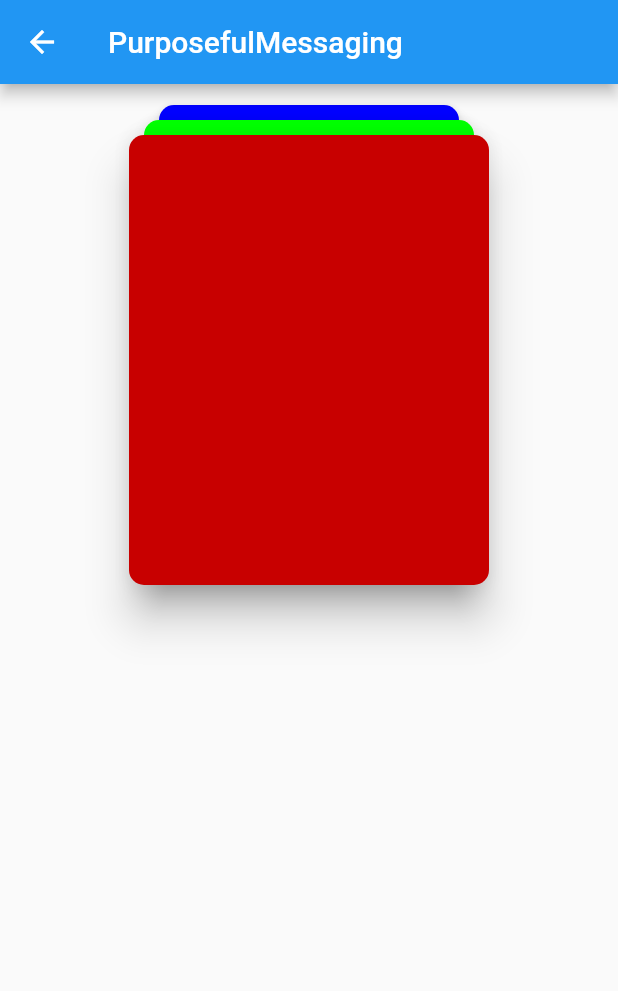
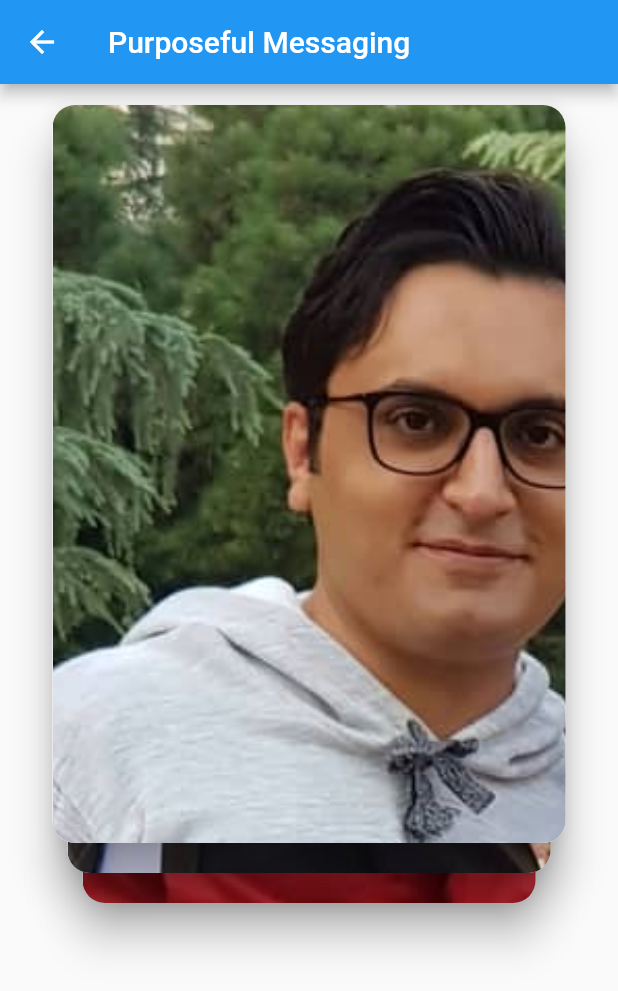
Before and after one commit to JAbozarOid/flutter-challenge-ui-profile, a Flutter app: the screen it shows after launch, on a phone screen of 412 x 824 dp. Shown: the top 991 px of the screen. Run offline on Flutter 3.47's test engine with Material 2 defaults, Android fonts, the phone set to English and light mode, and no system bars.

Commit message:
dynamic_stack_completed

```diff
--- a/lib/first/match_cards.dart
+++ b/lib/first/match_cards.dart
@@ -1,13 +1,19 @@
 class MatchCards {
-  int redColor = 0;
-  int greenColor = 0;
-  int blueColor = 0;
-  int margin = 0;
+  //int redColor = 0;
+  //int greenColor = 0;
+  //int blueColor = 0;
+  String imgStr;
+  double width;
+  double height;
+  double margin = 0;
 
-  MatchCards(int red, int green, int blue, int marginTop) {
-    this.redColor = red;
-    this.greenColor = greenColor;
-    this.blueColor = blueColor;
+  MatchCards(String imgUrl, double x, double y, double marginTop) {
+    //this.redColor = red;
+    //this.greenColor = greenColor;
+    //this.blueColor = blueColor;
+    this.imgStr = imgUrl;
+    this.width = x;
+    this.height = y;
     this.margin = marginTop;
   }
 }
--- a/lib/first/purposeful_messaging_screen.dart
+++ b/lib/first/purposeful_messaging_screen.dart
@@ -2,117 +2,105 @@ import 'package:flutter/material.dart';
 import 'package:flutter/widgets.dart';
 import 'package:profile/first/match_cards.dart';
 
-class PurposefulMessagingScreen extends StatelessWidget {
+class PurposefulMessagingScreen extends StatefulWidget {
+  @override
+  _PurposefulMessagingScreenState createState() =>
+      _PurposefulMessagingScreenState();
+}
+
+class _PurposefulMessagingScreenState extends State<PurposefulMessagingScreen> {
+  List<Widget> cardList;
+
+  void _removeCard(index) {
+    setState(() {
+      cardList.removeAt(index);
+    });
+  }
+
+  @override
+  void initState() {
+    super.initState();
+    cardList = _getMatchCards();
+  }
+
   @override
   Widget build(BuildContext context) {
+    print("the width is ${MediaQuery.of(context).size.width}");
+    print("the height is ${MediaQuery.of(context).size.height}");
     return Scaffold(
       appBar: AppBar(
         leading: Icon(Icons.arrow_back),
-        title: Text('PurposefulMessaging'),
+        title: Text('Purposeful Messaging'),
       ),
-      body: Center(
-        child: Stack(
-          alignment: Alignment.center,
-          children: <Widget>[
-            Positioned(
-              top: 10,
-              child: Card(
-                elevation: 4,
-                color: Color.fromARGB(255, 0, 0, 255),
-                shape: RoundedRectangleBorder(
-                    borderRadius: BorderRadius.circular(10)),
-                child: Container(
-                  width: 200,
-                  height: 300,
-                ),
-              ),
-            ),
-            Positioned(
-              top: 20,
-              child: Card(
-                elevation: 8,
-                color: Color.fromARGB(255, 0, 255, 0),
-                shape: RoundedRectangleBorder(
-                  borderRadius: BorderRadius.circular(10),
-                ),
-                child: Container(
-                  width: 220,
-                  height: 300,
-                ),
-              ),
-            ),
-            Positioned(
-              top: 30,
-              child: Draggable(
-                childWhenDragging: Container(),
-                feedback: Card(
-                  elevation: 12,
-                  color: Color.fromARGB(255, 200, 0, 0),
-                  shape: RoundedRectangleBorder(
-                    borderRadius: BorderRadius.circular(10),
-                  ),
-                  child: Container(
-                    width: 240,
-                    height: 300,
-                  ),
-                ),
-                child: Card(
-                  elevation: 12,
-                  color: Color.fromARGB(255, 200, 0, 0),
-                  shape: RoundedRectangleBorder(
-                    borderRadius: BorderRadius.circular(10),
-                  ),
-                  child: Container(
-                    width: 240,
-                    height: 300,
-                  ),
-                ),
-              ),
-            )
-          ],
-        ),
-      ),
+      body: Stack(alignment: Alignment.center, children: cardList),
     );
   }
 
   List<Widget> _getMatchCards() {
     List<MatchCards> cards = <MatchCards>[];
-    cards.add(MatchCards(255, 0, 0, 10));
-    cards.add(MatchCards(0, 255, 0, 20));
-    cards.add(MatchCards(0, 0, 255, 30));
+    cards.add(MatchCards('assets/abozar3.png', 310, 520, 30));
+    cards.add(MatchCards('assets/abozar2.jpg', 330, 510, 20));
+    cards.add(MatchCards('assets/abozar1.png', 350, 500, 10));
 
     List<Widget> cardList = [];
     for (int x = 0; x < 3; x++) {
-      cardList.add(Positioned(
-        top: 30,
-        child: Draggable(
-          childWhenDragging: Container(),
-          feedback: Card(
-            elevation: 12,
-            color: Color.fromARGB(255, cards[x].redColor, cards[x].greenColor,
-                cards[x].blueColor),
-            shape: RoundedRectangleBorder(
-              borderRadius: BorderRadius.circular(10),
+      cardList.add(
+        Positioned(
+          top: cards[x].margin,
+          child: Draggable(
+            onDragEnd: (drag) {
+              _removeCard(x);
+            },
+            childWhenDragging: Container(),
+            feedback: SizedBox(
+              width: cards[x].width,
+              height: cards[x].height,
+              child: Card(
+                  elevation: 12,
+                  shape: RoundedRectangleBorder(
+                    borderRadius: BorderRadius.circular(15),
+                  ),
+                  child: Container(
+                    width: cards[x].width,
+                    height: cards[x].height,
+                    decoration: BoxDecoration(
+                        borderRadius: BorderRadius.circular(15),
+                        image: DecorationImage(
+                            image: Image.asset(
+                              cards[x].imgStr,
+                              width: cards[x].width,
+                              height: cards[x].height,
+                            ).image,
+                            fit: BoxFit.cover)),
+                  )),
             ),
-            child: Container(
-              width: 240,
-              height: 300,
-            ),
-          ),
-          child: Card(
-            elevation: 12,
-            color: Color.fromARGB(255, cards[x].redColor, cards[x].greenColor,
-                cards[x].blueColor),
-            shape: RoundedRectangleBorder(
-              borderRadius: BorderRadius.circular(10),
-            ),
-            child: Container(
-              width: 240,
-              height: 300,
+            child: SizedBox(
+              width: cards[x].width,
+              height: cards[x].height,
+              child: Card(
+                elevation: 12,
+                shape: RoundedRectangleBorder(
+                  borderRadius: BorderRadius.circular(15),
+                ),
+                child: Container(
+                  width: cards[x].width,
+                  height: cards[x].height,
+                  decoration: BoxDecoration(
+                      borderRadius: BorderRadius.circular(15),
+                      image: DecorationImage(
+                          image: Image.asset(cards[x].imgStr,
+                                  width: cards[x].width,
+                                  height: cards[x].height)
+                              .image,
+                          fit: BoxFit.cover)),
+                ),
+              ),
             ),
           ),
         ),
-      ));
+      );
     }
+
+    return cardList;
   }
 }
--- a/pubspec.yaml
+++ b/pubspec.yaml
@@ -45,8 +45,8 @@ flutter:
   uses-material-design: true
 
   # To add assets to your application, add an assets section, like this:
-  # assets:
-  #   - images/a_dot_burr.jpeg
+  assets:
+    - assets/
   #   - images/a_dot_ham.jpeg
 
   # An image asset can refer to one or more resolution-specific "variants", see
```
Also changed, not shown: assets/abozar1.png (added), assets/abozar2.jpg (added), assets/abozar3.png (added).
